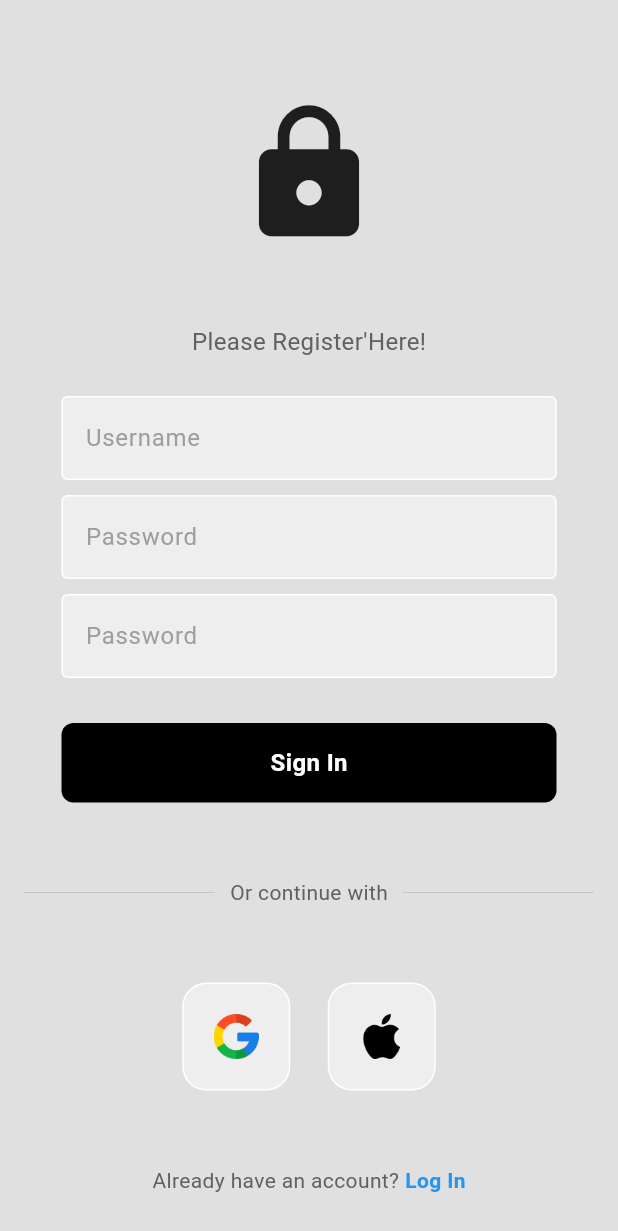
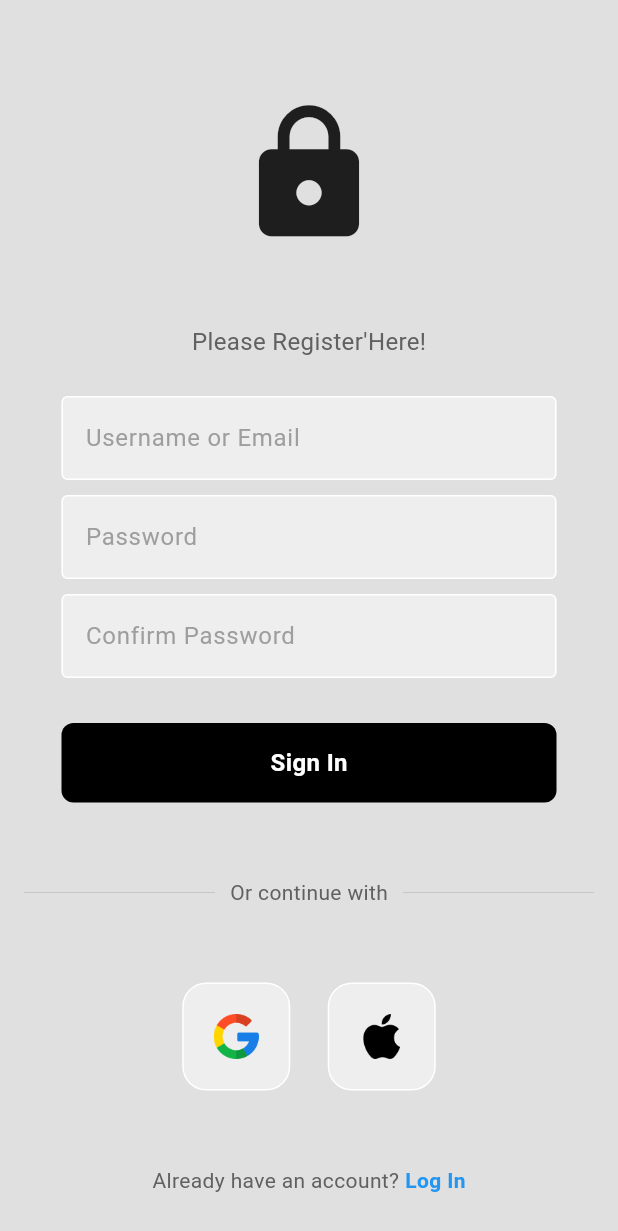
Before and after one commit to Sohailhamza/github_LoginPageFlutter, a Flutter app: the SignUpScreen screen opened directly, on a phone screen of 412 x 824 dp. Shown: the top 1231 px of the screen. Run offline on Flutter 3.47's test engine with Material 3 defaults, Android fonts, the phone set to English and light mode, and no system bars.

Commit message:
Change in signup_screen

```diff
--- a/lib/pages/signup_screen.dart
+++ b/lib/pages/signup_screen.dart
@@ -18,11 +18,19 @@ class _SignUpScreenState extends State<SignUpScreen> {
   final _formKey = GlobalKey<FormState>();
   String email = '', password = '', confirmPassword = '';
 
-  get usernameController => null;
-
-  get passwordController => null;
+  final TextEditingController usernameController = TextEditingController();
+  final TextEditingController passwordController = TextEditingController();
+  final TextEditingController confirmPasswordController = TextEditingController();
 
   get signUserUp => null;
+
+  void signUserIn() {
+    // Add your authentication logic here
+    String username = usernameController.text;
+    String password = passwordController.text;
+    String confirmPassword = passwordController.text;
+  }
+
 
   @override
   Widget build(BuildContext context) {
@@ -59,7 +67,7 @@ class _SignUpScreenState extends State<SignUpScreen> {
 
                     MyTextfield(
                       controller: usernameController,
-                      hintText: 'Username',
+                      hintText: 'Username or Email',
                       obscureText: false,
                     ),
                     const SizedBox(height: 10),
@@ -72,8 +80,8 @@ class _SignUpScreenState extends State<SignUpScreen> {
                     const SizedBox(height: 10),
 
                     MyTextfield(
-                      controller: passwordController,
-                      hintText: 'Password',
+                      controller: confirmPasswordController,
+                      hintText: 'Confirm Password',
                       obscureText: true,
                     ),
                     const SizedBox(height: 20),
```
